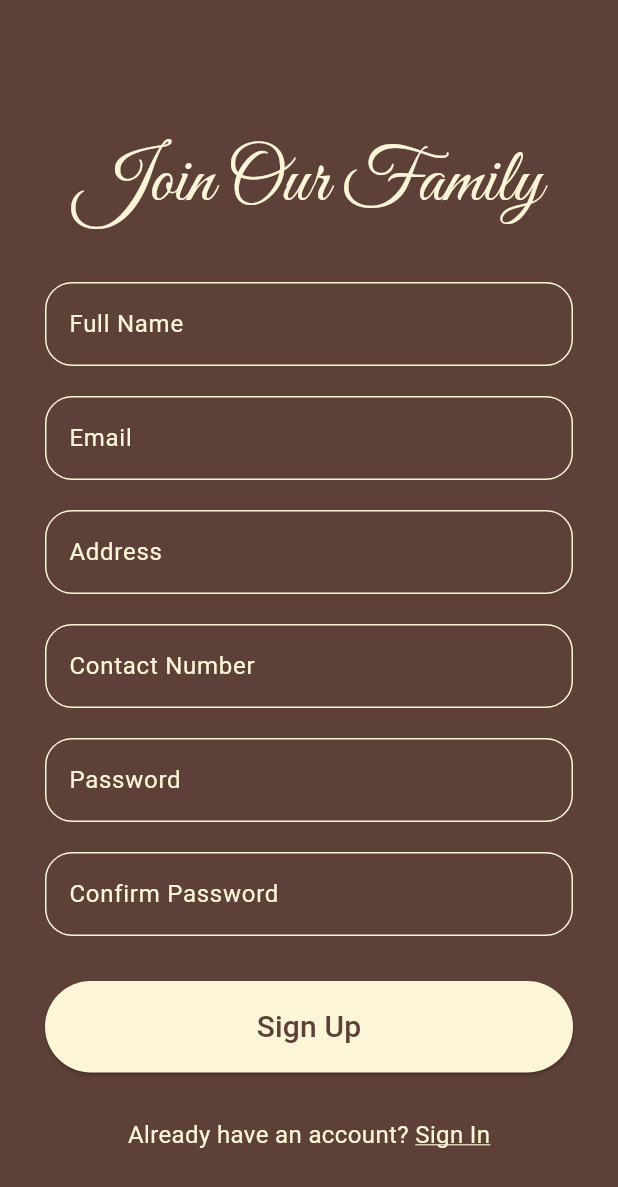
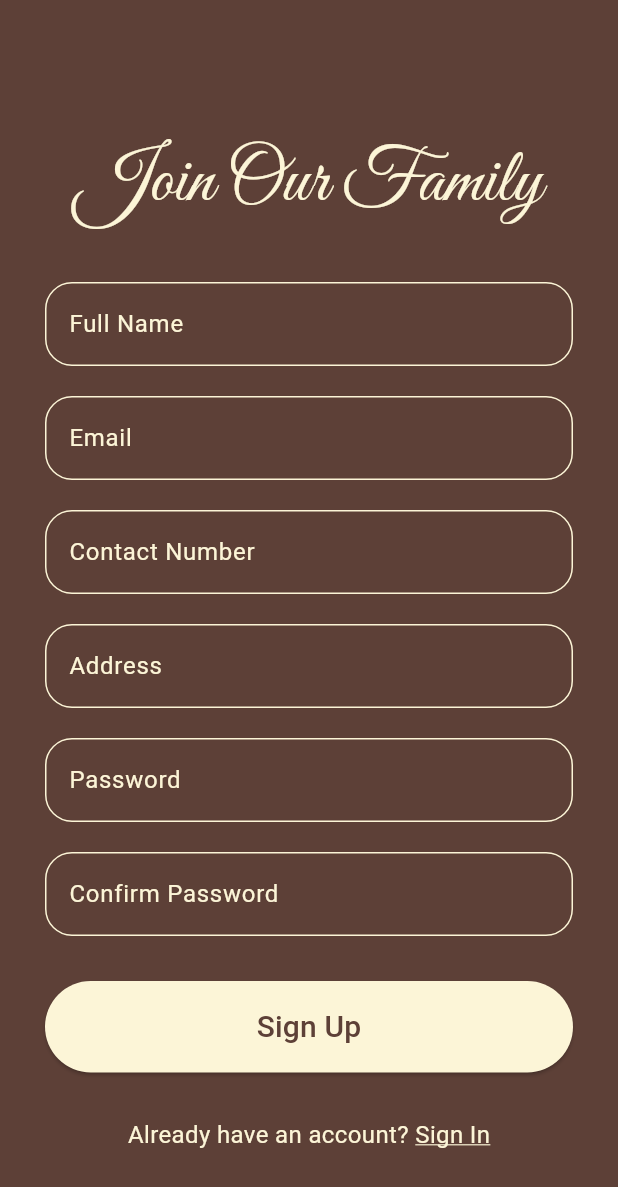
Before and after one commit to dilasha-ghimire/Zentails-Wellness-Flutter, a Flutter app: the RegistrationView screen opened directly, on a phone screen of 412 x 824 dp. Shown: the top 1187 px of the screen. Run offline on Flutter 3.47's test engine with Material 3 defaults, Android fonts, the light colour scheme and no system bars; our stand-ins replace bloc, dartz, equatable, flutter_bloc, flutter_svg, get_it and 3 more; accounts and stored records are empty.

Commit message:
update: complete clean architecture till now

```diff
--- a/lib/features/auth/presentation/view/registration_view.dart
+++ b/lib/features/auth/presentation/view/registration_view.dart
@@ -1,6 +1,5 @@
 import 'package:flutter/material.dart';
 import 'package:flutter_bloc/flutter_bloc.dart';
-import 'package:zentails_wellness/core/common/snackbar/my_snackbar.dart';
 import 'package:zentails_wellness/features/auth/presentation/view/login_view.dart';
 import 'package:zentails_wellness/features/auth/presentation/view_model/login/login_bloc.dart';
 import 'package:zentails_wellness/features/auth/presentation/view_model/register/register_bloc.dart';
@@ -9,14 +8,9 @@ import '../widget/register_widgets/register_button.dart';
 import '../widget/register_widgets/register_have_account.dart';
 import '../widget/register_widgets/register_input_field.dart';
 
-class RegistrationView extends StatefulWidget {
-  const RegistrationView({super.key});
+class RegistrationView extends StatelessWidget {
+  RegistrationView({super.key});
 
-  @override
-  State<RegistrationView> createState() => _RegistrationViewState();
-}
-
-class _RegistrationViewState extends State<RegistrationView> {
   final TextEditingController fullNameController = TextEditingController();
   final TextEditingController emailController = TextEditingController();
   final TextEditingController addressController = TextEditingController();
@@ -32,11 +26,6 @@ class _RegistrationViewState extends State<RegistrationView> {
       body: BlocListener<RegisterBloc, RegisterState>(
         listener: (context, state) {
           if (state.isSuccess) {
-            showMySnackBar(
-              context: context,
-              message: "Registration successful! You can now log in.",
-              color: Colors.green,
-            );
             Navigator.pushReplacement(
               context,
               MaterialPageRoute(
@@ -45,12 +34,6 @@ class _RegistrationViewState extends State<RegistrationView> {
                   child: LoginView(),
                 ),
               ),
-            );
-          } else if (state.errorMessage != null) {
-            showMySnackBar(
-              context: context,
-              message: state.errorMessage!,
-              color: Colors.red,
             );
           }
         },
@@ -78,18 +61,23 @@ class _RegistrationViewState extends State<RegistrationView> {
                       hintText: "Email", controller: emailController),
                   const SizedBox(height: 20),
                   RegisterInputField(
-                      hintText: "Address", controller: addressController),
-                  const SizedBox(height: 20),
-                  RegisterInputField(
                       hintText: "Contact Number",
                       controller: contactNumberController),
                   const SizedBox(height: 20),
                   RegisterInputField(
-                      hintText: "Password", controller: passwordController),
+                      hintText: "Address", controller: addressController),
                   const SizedBox(height: 20),
                   RegisterInputField(
-                      hintText: "Confirm Password",
-                      controller: confirmPasswordController),
+                    hintText: "Password",
+                    controller: passwordController,
+                    isPassword: true,
+                  ),
+                  const SizedBox(height: 20),
+                  RegisterInputField(
+                    hintText: "Confirm Password",
+                    controller: confirmPasswordController,
+                    isPassword: true,
+                  ),
                   const SizedBox(height: 30),
                   RegisterButton(
                     fullNameController: fullNameController,
--- a/lib/features/auth/presentation/widget/login_widgets/login_sign_up_button.dart
+++ b/lib/features/auth/presentation/widget/login_widgets/login_sign_up_button.dart
@@ -13,7 +13,7 @@ class SignUpButton extends StatelessWidget {
       onTap: () {
         context.read<LoginBloc>().add(
               NavigateRegisterEvent(
-                destination: const RegistrationView(),
+                destination: RegistrationView(),
                 context: context,
               ),
             );
--- a/lib/view/dashboard_screen/dashboard_view.dart
+++ b/lib/features/home/presentation/view/dashboard_screen/dashboard_view.dart
@@ -1,7 +1,7 @@
 import 'package:flutter/material.dart';
-import 'package:zentails_wellness/view/user_screen/history_view.dart';
-import 'package:zentails_wellness/view/user_screen/home_view.dart';
-import 'package:zentails_wellness/view/user_screen/profile_view.dart';
+import 'package:zentails_wellness/features/home/presentation/view/user_screen/history_view.dart';
+import 'package:zentails_wellness/features/home/presentation/view/user_screen/home_view.dart';
+import 'package:zentails_wellness/features/home/presentation/view/user_screen/profile_view.dart';
 
 class DashboardView extends StatefulWidget {
   const DashboardView({super.key});
```
Also changed, not shown: lib/features/auth/presentation/view_model/login/login_bloc.dart (+6 -4 lines), lib/features/home/presentation/view/user_screen/history_view.dart (renamed from lib/view/user_screen/history_view.dart), lib/features/home/presentation/view/user_screen/home_view.dart (renamed from lib/view/user_screen/home_view.dart), lib/features/home/presentation/view/user_screen/profile_view.dart (renamed from lib/view/user_screen/profile_view.dart).
